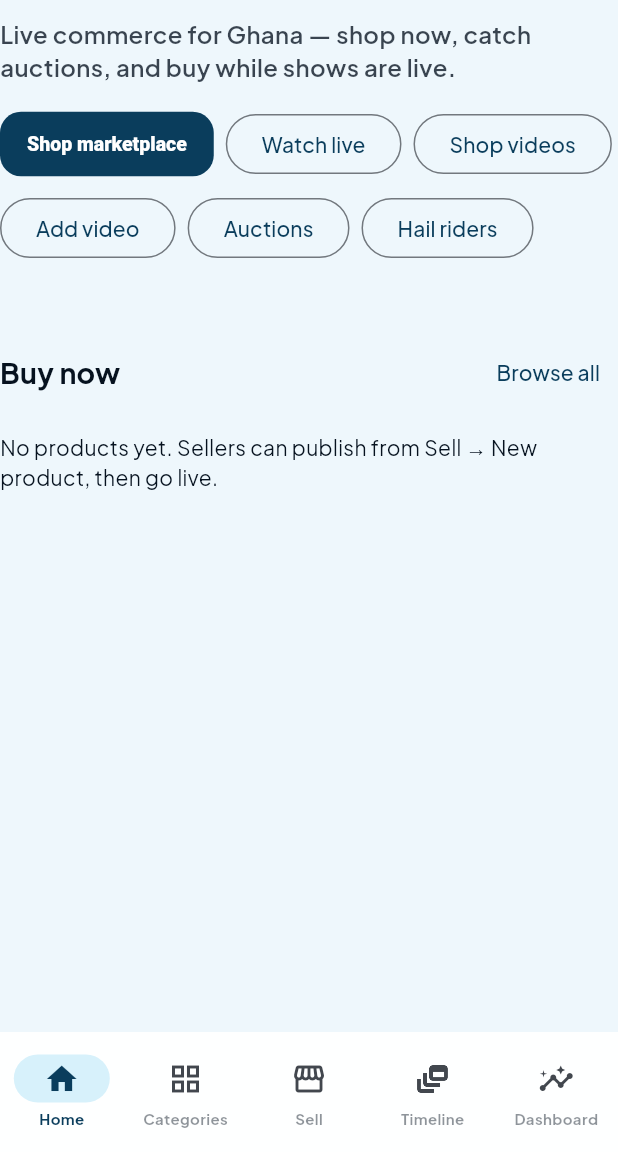
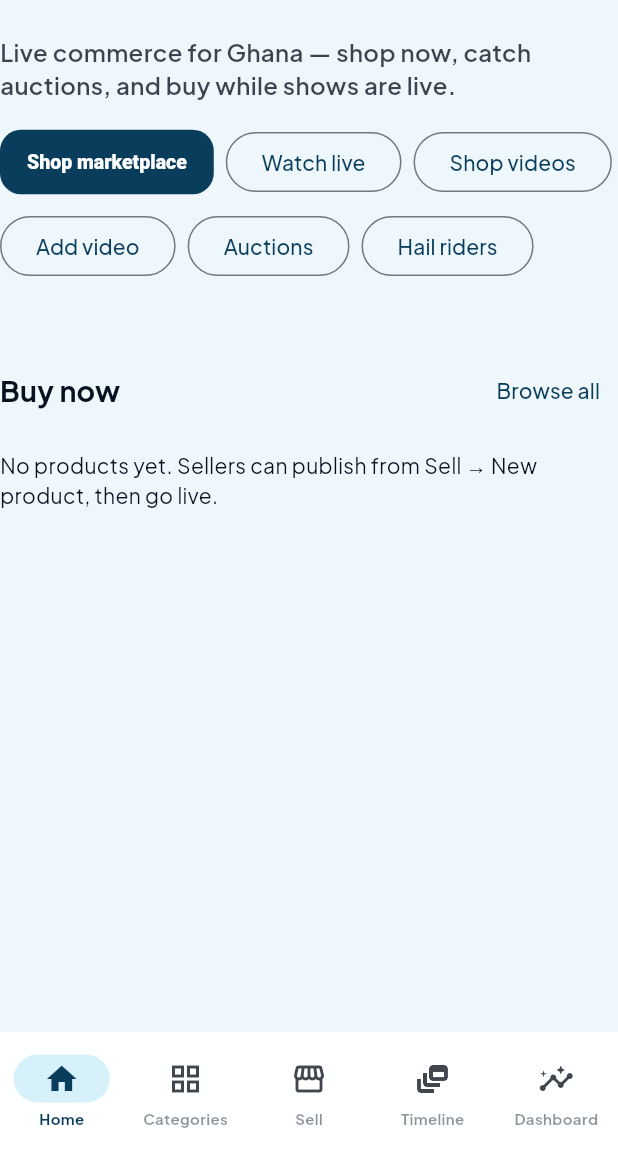
Before and after one commit to felixamay/hubsom, a Flutter app: the screen it shows after launch, on a phone screen of 412 x 824 dp, the part 84-1236 px from its top. Run offline on Flutter 3.47's test engine with Material 3 defaults, Android fonts, the phone set to English and light mode, and no system bars; our stand-ins replace cached_network_image, cloud_firestore, dio, equatable, firebase_core, firebase_messaging and 12 more; missing offline and left inert: agora_rtc_engine, dart:js_interop, dart:ui_web; accounts and stored records are empty; network calls fail.

Commit message:
Add top spacing before homepage intro heading
Give the lead tagline a bit more breathing room under the app bar.

Co-authored-by: felixamay <felixamay@users.noreply.github.com>

```diff
--- a/hubsom_app/lib/features/home/home_page.dart
+++ b/hubsom_app/lib/features/home/home_page.dart
@@ -75,7 +75,7 @@ class HomePage extends ConsumerWidget {
         slivers: [
           SliverToBoxAdapter(
             child: Padding(
-              padding: const EdgeInsets.fromLTRB(0, 12, 0, 8),
+              padding: const EdgeInsets.fromLTRB(0, 24, 0, 8),
               child: Column(
                 crossAxisAlignment: CrossAxisAlignment.start,
                 children: [
```
